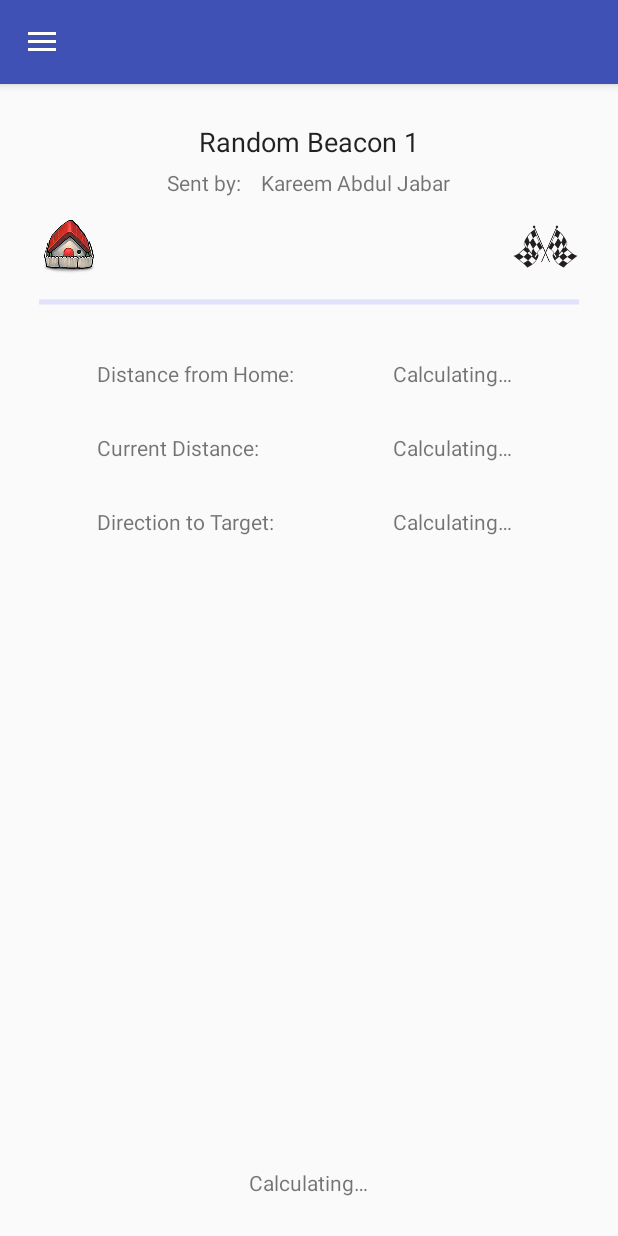
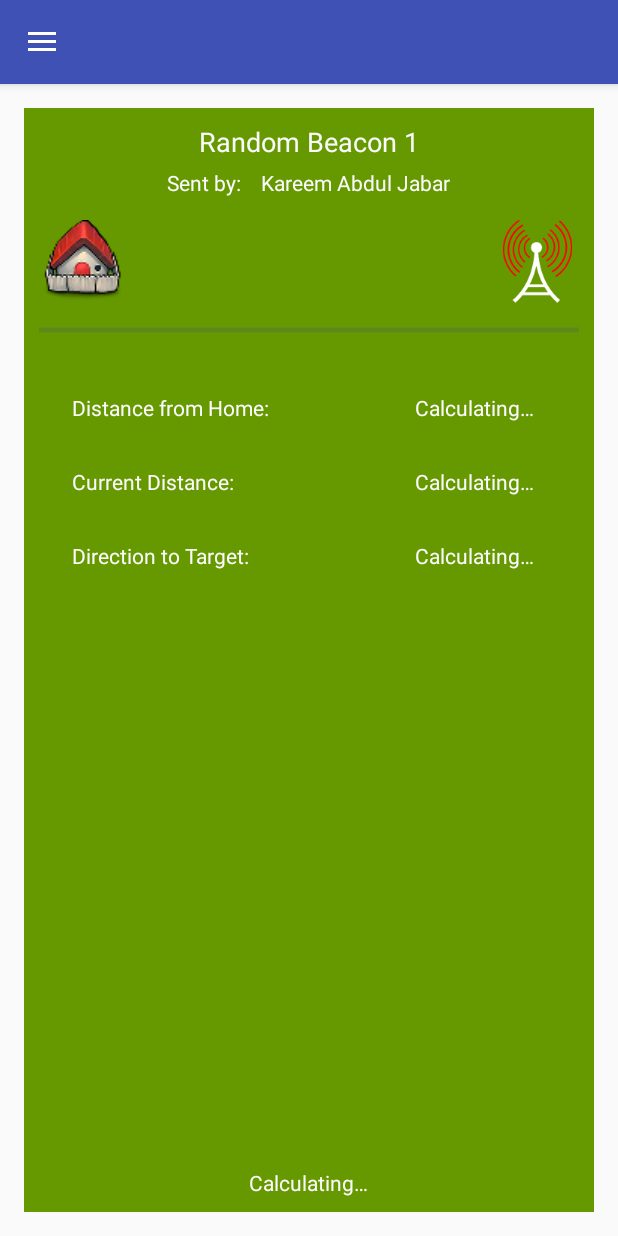
Before and after one commit to james-eng/Beckon, an Android app: the MainActivity screen opened directly, with no data from a screen before it, on a phone screen of 412 x 824 dp. Run offline under Robolectric (Android 15) with nearby library versions, the phone set to English and light mode, and no system bars; our stand-ins replace AdMob, Picasso; pictures from the network do not load; 3 statements that could not run were skipped.

Commit message:
Logout function now working, added Beckon logo images

```diff
--- a/app/build.gradle
+++ b/app/build.gradle
@@ -27,9 +27,8 @@ dependencies {
     compile 'com.android.support:design:23.1.1'
     compile 'com.android.support:support-v4:23.1.1'
     compile 'com.google.android.gms:play-services:8.4.0'
-
     // Dependency for Google Sign-In
     compile 'com.google.android.gms:play-services-auth:8.4.0'
-
+    compile 'com.squareup.picasso:picasso:2.5.2'
 }
 apply plugin: 'com.google.gms.google-services'
--- a/app/src/main/java/org/orangeresearch/beckon/MainActivity.java
+++ b/app/src/main/java/org/orangeresearch/beckon/MainActivity.java
@@ -1,5 +1,8 @@
 package org.orangeresearch.beckon;
 
+import android.content.Intent;
+import android.graphics.Bitmap;
+import android.graphics.BitmapFactory;
 import android.net.Uri;
 import android.os.Bundle;
 import android.support.design.widget.FloatingActionButton;
@@ -8,6 +11,7 @@ import android.support.v4.app.Fragment;
 import android.support.v4.app.FragmentActivity;
 import android.support.v4.app.FragmentManager;
 import android.support.v4.view.LayoutInflaterCompat;
+import android.util.Log;
 import android.view.View;
 import android.support.design.widget.NavigationView;
 import android.support.v4.view.GravityCompat;
@@ -23,8 +27,16 @@ import android.widget.TextView;
 import com.google.android.gms.auth.api.Auth;
 import com.google.android.gms.common.api.ResultCallback;
 import com.google.android.gms.common.api.Status;
+import com.squareup.picasso.Picasso;
 
 import org.w3c.dom.Text;
+
+import java.io.BufferedInputStream;
+import java.io.IOException;
+import java.io.InputStream;
+import java.net.URI;
+import java.net.URL;
+import java.net.URLConnection;
 
 public class MainActivity extends FragmentActivity
         implements CompassFragment.OnFragmentInteractionListener,NavigationView.OnNavigationItemSelectedListener {
@@ -74,7 +86,13 @@ public class MainActivity extends FragmentActivity
         mUserEmail = (TextView) headerView.findViewById(R.id.userEmail);
         mUserEmail.setText(state.getAcct().getEmail());
         mUserImage = (ImageView) headerView.findViewById(R.id.userImage);
-        mUserImage.setImageURI(state.getAcct().getPhotoUrl());
+
+        Picasso.with(getApplicationContext())
+                .load(state.getAcct().getPhotoUrl())
+                .resize(200,200)
+                .onlyScaleDown()
+                .centerCrop()
+                .into(mUserImage);
 
 
         FragmentManager fm = getSupportFragmentManager();
@@ -137,17 +155,26 @@ public class MainActivity extends FragmentActivity
         } else if (id == R.id.nav_send) {
 
         } else if (id == R.id.logout) {
-            /*
+
+            state.setLogOut(true);
+            Intent intent = new Intent( MainActivity.this, LoginActivity.class);
+            intent.setFlags(Intent.FLAG_ACTIVITY_CLEAR_TOP);
+            intent.putExtra("LOGOUT","TRUE");
+            startActivity(intent);
+
+/*
             Auth.GoogleSignInApi.signOut(state.getGoogleApiClient()).setResultCallback(
                     new ResultCallback<Status>() {
                         @Override
                         public void onResult(Status status) {
                             // [START_EXCLUDE]
-                            //updateUI(false);
+                            Intent intent = new Intent( MainActivity.this, LoginActivity.class);
+                            intent.setFlags(Intent.FLAG_ACTIVITY_CLEAR_TOP);
+                            startActivity(intent);
                             // [END_EXCLUDE]
                         }
                     });
-            */
+*/
         }
 
         DrawerLayout drawer = (DrawerLayout) findViewById(R.id.drawer_layout);
@@ -158,4 +185,5 @@ public class MainActivity extends FragmentActivity
     public void onFragmentInteraction(Uri uri){
         //you can leave it empty
     }
+
 }
--- a/app/src/main/res/layout/fragment_compass.xml
+++ b/app/src/main/res/layout/fragment_compass.xml
@@ -5,7 +5,8 @@
                 tools:context="org.orangeresearch.beckon.CompassFragment"
                 android:orientation="vertical"
                 android:weightSum="1"
-                android:padding="10dp">
+                android:padding="10dp"
+                android:background="@android:color/holo_green_dark">
 
     <!-- TODO: Update blank fragment layout -->
     <TextView
@@ -19,7 +20,8 @@
         android:layout_marginRight="5dp"
         android:layout_alignParentTop="true"
         android:layout_centerHorizontal="true"
-        style="@android:style/TextAppearance.Holo.Widget.ActionBar.Title"/>
+        style="@android:style/TextAppearance.Holo.Widget.ActionBar.Title"
+        android:textColor="#fbfbfd"/>
 
 
 <!--
@@ -48,19 +50,21 @@
             android:layout_height="wrap_content"
             android:text="@string/sentBy"
             android:id="@+id/sentFixed"
-            android:padding="3dp"/>
+            android:padding="3dp"
+            android:textColor="#fbfbfd"/>
 
         <TextView
             android:layout_width="wrap_content"
             android:layout_height="wrap_content"
             android:text="@string/calculating"
             android:id="@+id/sentBy"
-            android:padding="3dp"/>
+            android:padding="3dp"
+            android:textColor="#fbfbfd"/>
     </LinearLayout>
 
     <ImageView
-        android:layout_width="wrap_content"
-        android:layout_height="wrap_content"
+        android:layout_width="55dp"
+        android:layout_height="55dp"
         android:src="@drawable/house"
         android:layout_gravity="start"
         android:background="@android:color/transparent"
@@ -73,16 +77,16 @@
         android:contentDescription="@string/origin_image"/>
 
     <ImageView
-        android:layout_width="wrap_content"
-        android:layout_height="wrap_content"
-        android:src="@drawable/checkered_flags"
+        android:layout_width="55dp"
+        android:layout_height="55dp"
+        android:src="@drawable/beckon_small"
         android:layout_gravity="end"
         android:background="@android:color/transparent"
         android:layout_marginLeft="0dp"
         android:layout_marginRight="0dp"
         android:layout_below="@id/linearLayout"
         android:layout_alignParentEnd="true"
-        android:id="@+id/flagImage"
+        android:id="@+id/beaconImage"
         android:layout_marginTop="10dp"
         android:contentDescription="@string/finish_line"/>
 
@@ -94,7 +98,7 @@
         android:layout_gravity="center_horizontal"
         android:layout_marginLeft="0dp"
         android:layout_marginRight="0dp"
-        android:layout_below="@id/flagImage"
+        android:layout_below="@id/beaconImage"
         android:layout_centerHorizontal="true"
         android:layout_marginTop="10dp"/>
 
@@ -106,16 +110,18 @@
         android:textAlignment="center"
         android:text="@string/bearing"
         android:layout_alignParentBottom="true"
-        android:layout_centerHorizontal="true"/>
+        android:layout_centerHorizontal="true"
+        android:textColor="#fbfbfd"/>
 
     <TextView
         android:layout_width="wrap_content"
         android:layout_height="wrap_content"
         android:text="@string/distance_from_home"
         android:id="@+id/textView2"
-        android:layout_below="@+id/distanceProgressBar"
-        android:layout_marginTop="30dp"
-        android:layout_toEndOf="@+id/houseImage"/>
+        android:layout_alignTop="@+id/distanceFromOrigin"
+        android:layout_alignStart="@+id/houseImage"
+        android:layout_marginStart="20dp"
+        android:textColor="#fbfbfd"/>
 
 
     <TextView
@@ -126,7 +132,8 @@
         android:layout_below="@+id/textView2"
         android:layout_alignStart="@+id/textView2"
         android:layout_marginTop="30dp"
-        android:singleLine="true"/>
+        android:singleLine="true"
+        android:textColor="#fbfbfd"/>
 
     <TextView
         android:layout_width="wrap_content"
@@ -135,16 +142,19 @@
         android:id="@+id/textView5"
         android:layout_below="@+id/textView4"
         android:layout_alignStart="@+id/textView4"
-        android:layout_marginTop="30dp"/>
+        android:layout_marginTop="30dp"
+        android:textColor="#fbfbfd"/>
 
     <TextView
         android:layout_width="wrap_content"
         android:layout_height="wrap_content"
         android:text="@string/calculating"
         android:id="@+id/distanceFromOrigin"
-        android:layout_marginTop="30dp"
-        android:layout_below="@id/distanceProgressBar"
-        android:layout_toStartOf="@id/flagImage"/>
+        android:layout_marginTop="34dp"
+        android:layout_below="@+id/distanceProgressBar"
+        android:layout_alignEnd="@+id/beaconImage"
+        android:layout_marginEnd="30dp"
+        android:textColor="#fbfbfd"/>
 
     <TextView
         android:layout_width="wrap_content"
@@ -153,7 +163,9 @@
         android:id="@+id/distanceFromHere"
         android:layout_below="@+id/textView2"
         android:layout_marginTop="30dp"
-        android:layout_toStartOf="@id/flagImage"/>
+        android:layout_alignEnd="@+id/beaconImage"
+        android:layout_marginEnd="30dp"
+        android:textColor="#fbfbfd"/>
 
     <TextView
         android:layout_width="wrap_content"
@@ -162,7 +174,9 @@
         android:id="@+id/direction"
         android:layout_below="@+id/textView4"
         android:layout_marginTop="30dp"
-        android:layout_toStartOf="@id/flagImage"/>
+        android:layout_alignEnd="@+id/beaconImage"
+        android:layout_marginEnd="30dp"
+        android:textColor="#fbfbfd"/>
 
 
 </RelativeLayout>
--- a/app/src/main/res/values/strings.xml
+++ b/app/src/main/res/values/strings.xml
@@ -46,7 +46,7 @@
 
     <!-- Button labels -->
     <string name="sign_out">Sign Out</string>
-    <string name="disconnect">Disconnect</string>
+    <string name="proceed">Continue</string>
 
     <!-- Content Description for images -->
     <string name="desc_google_icon">Google Logo</string>
```
Also changed, not shown: app/src/main/java/org/orangeresearch/beckon/GlobalState.java (+25 -0 lines), app/src/main/java/org/orangeresearch/beckon/LoginActivity.java (+34 -12 lines), app/src/main/res/layout/activity_login.xml (+5 -5 lines), app/src/main/res/layout/nav_header_main.xml (+24 -1 lines), app/src/main/res/drawable-hdpi/beckon.png (added), app/src/main/res/drawable-hdpi/beckon_orig.png (added), app/src/main/res/drawable-hdpi/beckon_orig_small.png (added), app/src/main/res/drawable-hdpi/beckon_small.png (added), app/src/main/res/drawable-hdpi/beckon_white.png (added), app/src/main/res/drawable-hdpi/beckon_white_small.png (added), app/src/main/res/drawable-hdpi/circle_crop.png (added), app/src/main/res/drawable-hdpi/logout.png (added).
